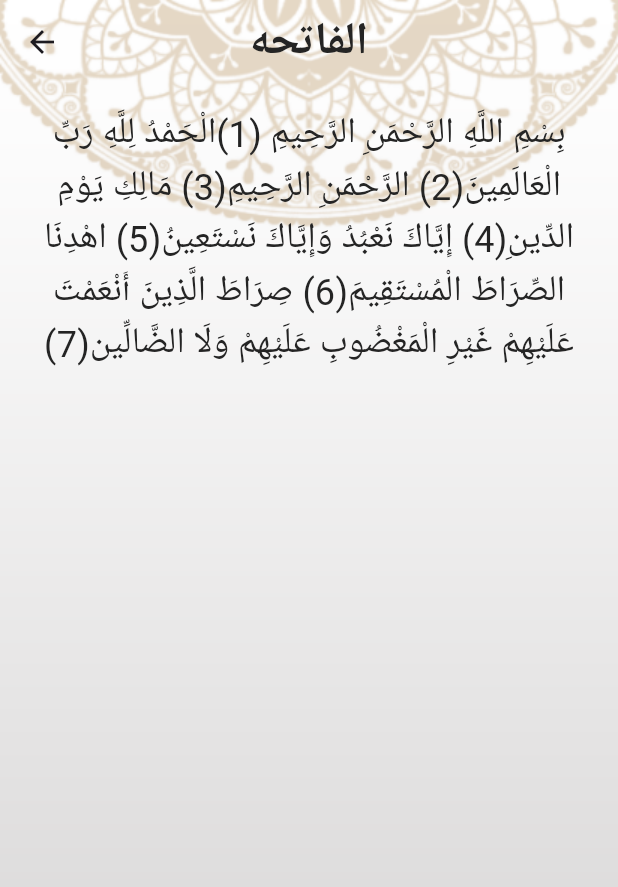
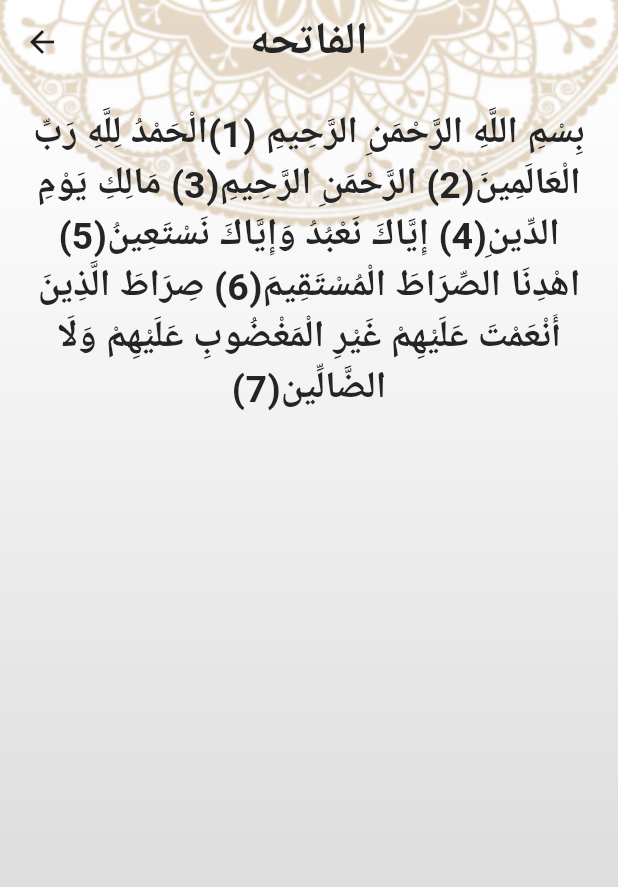
Before and after one commit to si3aa/Islami_app, a Flutter app: the screen it shows after launch, after a tap on an icon or button, on a phone screen of 412 x 824 dp. Shown: the top 887 px of the screen. Run offline on Flutter 3.47's test engine with Material 3 defaults, Android fonts, the phone set to English and light mode, and no system bars; generated files the repository leaves out were written again.

Commit message:
complete darkMode and splashScreen

```diff
--- a/lib/ui/screens/details/details.dart
+++ b/lib/ui/screens/details/details.dart
@@ -1,9 +1,11 @@
 import 'package:app3/model/sura_details_arguments.dart';
+import 'package:app3/providers/settings_provider.dart';
 import 'package:app3/ui/utils/app_assets.dart';
 import 'package:app3/ui/utils/app_colors.dart';
 import 'package:app3/ui/utils/app_theme.dart';
 import 'package:flutter/material.dart';
 import 'package:flutter/services.dart';
+import 'package:provider/provider.dart';
 
 class DetailScreen extends StatefulWidget {
   static String routeName = 'details_screen';
@@ -19,13 +21,18 @@ class _DetailScreenState extends State<DetailScreen> {
 
   @override
   Widget build(BuildContext context) {
+    SettingsProvider settingsProvider = Provider.of(context);
     arguments =
         ModalRoute.of(context)!.settings.arguments as SuraDetailsArguments;
     if (fileContent.isEmpty) readFile();
     return Container(
-      decoration: const BoxDecoration(
-          image: DecorationImage(
-              image: AssetImage(AppAssets.backGroundLight), fit: BoxFit.fill)),
+      decoration: BoxDecoration(
+        image: DecorationImage(
+            image: AssetImage(settingsProvider.isDarkMode()
+                ? AppAssets.backgroundDark
+                : AppAssets.backGroundLight),
+            fit: BoxFit.fill),
+      ),
       child: Scaffold(
         appBar: AppBar(
           elevation: 0,
@@ -44,12 +51,13 @@ class _DetailScreenState extends State<DetailScreen> {
             : Padding(
                 padding: const EdgeInsets.all(16.0),
                 child: SingleChildScrollView(
-                    child: Text(
-                  fileContent,
-                  style: const TextStyle(fontSize: 24, color: AppColors.accent),
-                  textAlign: TextAlign.center,
-                  textDirection: TextDirection.rtl,
-                )),
+                  child: Text(
+                    fileContent,
+                    style: Theme.of(context).textTheme.bodySmall,
+                    textAlign: TextAlign.center,
+                    textDirection: TextDirection.rtl,
+                  ),
+                ),
               ),
       ),
     );
@@ -63,7 +71,7 @@ class _DetailScreenState extends State<DetailScreen> {
 
     List<String> fileLines = file.split('\n');
     for (int i = 0; i < fileLines.length; i++) {
-      fileLines[i] +=arguments.isQuranFile ?"(${i + 1})":'';
+      fileLines[i] += arguments.isQuranFile ? "(${i + 1})" : '';
     }
     fileContent = fileLines.join();
     setState(() {});
--- a/lib/ui/screens/home_screen/tabs/azkar/main_zekr.dart
+++ b/lib/ui/screens/home_screen/tabs/azkar/main_zekr.dart
@@ -1,5 +1,4 @@
 import 'package:app3/ui/screens/home_screen/tabs/azkar/zekr_detail.dart';
-import 'package:app3/ui/utils/app_colors.dart';
 import 'package:app3/ui/utils/azkar.dart';
 import 'package:flutter/material.dart';
 
@@ -25,7 +24,7 @@ class MainZekr extends StatelessWidget {
               margin: const EdgeInsets.only(bottom: 4),
               height: 45,
               decoration: BoxDecoration(
-                color: AppColors.primary,
+                color: Theme.of(context).primaryColor,
                 borderRadius: BorderRadius.only(
                   topLeft: index == 0
                       ? const Radius.circular(50.0)
--- a/lib/ui/screens/home_screen/tabs/quran/quran_screen.dart
+++ b/lib/ui/screens/home_screen/tabs/quran/quran_screen.dart
@@ -1,17 +1,20 @@
 import 'package:app3/model/sura_details_arguments.dart';
+import 'package:app3/providers/settings_provider.dart';
 import 'package:app3/ui/screens/details/details.dart';
 import 'package:app3/ui/utils/app_assets.dart';
 import 'package:app3/ui/utils/app_colors.dart';
-import 'package:app3/ui/utils/app_theme.dart';
+
 import 'package:app3/ui/utils/constant.dart';
 import 'package:flutter/material.dart';
 import 'package:flutter_gen/gen_l10n/app_localizations.dart';
+import 'package:provider/provider.dart';
 
 class QuranTab extends StatelessWidget {
   const QuranTab({super.key});
 
   @override
   Widget build(BuildContext context) {
+    SettingsProvider settingsProvider = Provider.of(context);
     return Column(
       crossAxisAlignment: CrossAxisAlignment.stretch,
       children: [
@@ -19,15 +22,22 @@ class QuranTab extends StatelessWidget {
           flex: 3,
           child: Image.asset(AppAssets.quranScreenLogo),
         ),
-        const Divider(),
+         Divider(
+           thickness: 3,
+          color: settingsProvider.isDarkMode()
+              ? AppColors.yellow
+              : AppColors.primary,
+        ),
         Text(
           AppLocalizations.of(context)!.suraName,
           style: Theme.of(context).textTheme.bodyLarge,
           textAlign: TextAlign.center,
         ),
-        const Divider(
+        Divider(
           thickness: 3,
-          color: AppColors.primary,
+          color: settingsProvider.isDarkMode()
+              ? AppColors.yellow
+              : AppColors.primary,
         ),
         Expanded(
           flex: 7,
@@ -44,8 +54,7 @@ class QuranTab extends StatelessWidget {
                 },
                 child: Text(
                   'سورة ${Constants.suraNAme[index]}',
-                  style: AppTheme.suraNameTextStyle
-                      .copyWith(fontWeight: FontWeight.normal),
+                  style: Theme.of(context).textTheme.bodySmall,
                   textAlign: TextAlign.center,
                 ),
               );
--- a/lib/ui/screens/splash_screen/splash_screen.dart
+++ b/lib/ui/screens/splash_screen/splash_screen.dart
@@ -1,6 +1,8 @@
+import 'package:app3/providers/settings_provider.dart';
 import 'package:app3/ui/screens/home_screen/home_screen.dart';
 import 'package:app3/ui/utils/app_assets.dart';
 import 'package:flutter/material.dart';
+import 'package:provider/provider.dart';
 
 class SplashScreen extends StatefulWidget {
   static const String routeName = "splash";
@@ -15,16 +17,19 @@ class _SplashScreenState extends State<SplashScreen> {
   @override
   void initState() {
     super.initState();
-    Future.delayed(const Duration(seconds: 2), (){
+    Future.delayed(const Duration(seconds: 2), () {
       Navigator.pushReplacementNamed(context, HomeScreen.routeName);
     });
   }
 
   @override
   Widget build(BuildContext context) {
+    SettingsProvider settingsProvider = Provider.of(context);
     return Scaffold(
-        body: Image.asset(AppAssets.splashScreen,
-            fit: BoxFit.fill)
-    );
+        body: Image.asset(
+            settingsProvider.isDarkMode()
+                ? AppAssets.logoSplashScreenDark
+                : AppAssets.logoSplashScreenLight,
+            fit: BoxFit.fill));
   }
 }
--- a/lib/ui/utils/app_theme.dart
+++ b/lib/ui/utils/app_theme.dart
@@ -29,11 +29,11 @@ abstract class AppTheme {
     ),
     bottomNavigationBarTheme: const BottomNavigationBarThemeData(
       selectedIconTheme: IconThemeData(size: 32),
-      unselectedIconTheme: IconThemeData(size: 32),
+      unselectedIconTheme: IconThemeData(size: 25),
     ),
     scaffoldBackgroundColor: AppColors.transparent,
     textTheme: const TextTheme(
-      bodySmall: settingsOptionTextStyle,
+      bodySmall: suraNameTextStyle,
       bodyLarge: appBArTitleTextStyle,
     ),
   );
@@ -43,8 +43,12 @@ abstract class AppTheme {
       backgroundColor: AppColors.transparent,
       elevation: 0,
       centerTitle: true,
-          titleTextStyle:
-              appBArTitleTextStyle.copyWith(color: AppColors.white)),
+      titleTextStyle: appBArTitleTextStyle.copyWith(color: AppColors.white),
+    ),
+    dividerTheme: const DividerThemeData(
+      thickness: 3,
+      color: AppColors.yellow,
+    ),
     scaffoldBackgroundColor: AppColors.transparent,
     bottomNavigationBarTheme: const BottomNavigationBarThemeData(
         selectedIconTheme: IconThemeData(size: 32),
@@ -52,5 +56,7 @@ abstract class AppTheme {
         selectedItemColor: AppColors.yellow),
     textTheme: TextTheme(
       bodySmall: suraNameTextStyle.copyWith(color: Colors.white),
-          bodyLarge: appBArTitleTextStyle.copyWith(color: Colors.white)));
+      bodyLarge: appBArTitleTextStyle.copyWith(color: Colors.white),
+    ),
+  );
 }
```
Also changed, not shown: lib/ui/screens/home_screen/tabs/ahadeth/ahadeth_screen.dart (+22 -12 lines), lib/ui/screens/home_screen/tabs/sepha_screen/sepha_screen.dart (+11 -4 lines). Lines whose indentation alone changed are shown as unchanged.
